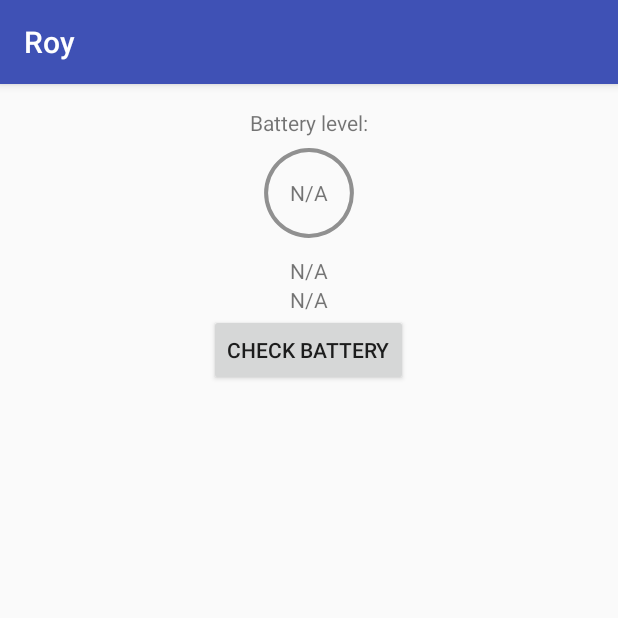
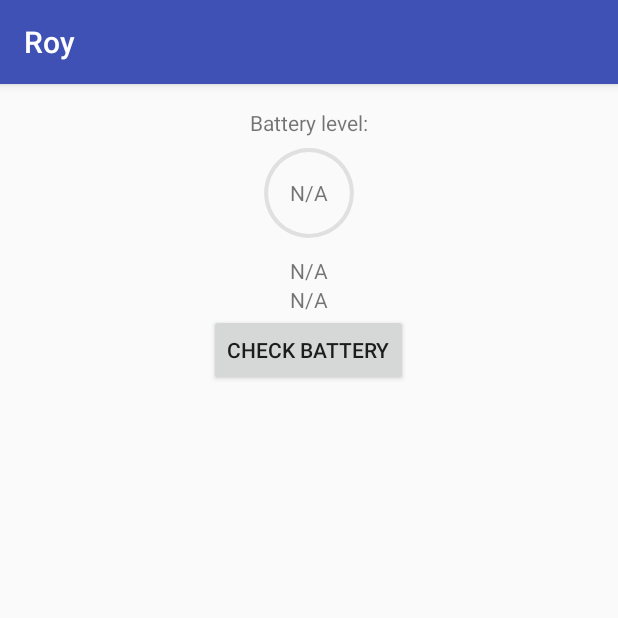
Before and after one commit to AnimalRationale/Roy, an Android app: the screen it shows after launch (MainActivity), on a phone screen of 412 x 824 dp, the top half of it. Run offline under Robolectric (Android 15) with nearby library versions, the phone set to English and light mode, and no system bars.

Commit message:
Resetting battery level indicator on activity resume, lighter color for indicator initial state.

```diff
--- a/app/src/main/java/pl/appnode/roy/MainActivity.java
+++ b/app/src/main/java/pl/appnode/roy/MainActivity.java
@@ -23,10 +23,21 @@ public class MainActivity extends AppCompatActivity {
     private static final int BATTERY_PLUGGED_USB = 2;
     private static final int BATTERY_PLUGGED_WIRELESS = 3;
 
+    private static final int BATTERY_MAX_LEVEL = 100;
+
     @Override
     protected void onCreate(Bundle savedInstanceState) {
         super.onCreate(savedInstanceState);
         setContentView(R.layout.activity_main);
+    }
+
+    @Override
+    public void onResume() {
+        super.onResume();
+        // Set battery level indicator to full circle with "empty" color, indicator atm should show
+        // actual bettery level only after button click
+        ProgressBar batteryLevelIndicator = (ProgressBar) findViewById(R.id.battery_progress_bar);
+        batteryLevelIndicator.setProgress(BATTERY_MAX_LEVEL);
     }
 
     public void showBatteryLevel(View button) {
--- a/app/src/main/res/drawable/circular_progress_bar.xml
+++ b/app/src/main/res/drawable/circular_progress_bar.xml
@@ -7,6 +7,6 @@
         android:innerRadiusRatio="2.2"
         android:shape="ring"
         android:thickness="2.5sp" >
-        <solid android:color="@color/colorBatteryEmptyProgressBar" />
+        <solid android:color="@color/colorBatteryLevelProgressBarInitial" />
     </shape>
 </rotate>
--- a/app/src/main/res/values/colors.xml
+++ b/app/src/main/res/values/colors.xml
@@ -3,5 +3,5 @@
     <color name="colorPrimary">#3F51B5</color>
     <color name="colorPrimaryDark">#303F9F</color>
     <color name="colorAccent">#FF4081</color>
-    <color name="colorBatteryEmptyProgressBar">#FF909090</color>
+    <color name="colorBatteryLevelProgressBarInitial">#FFE0E0E0</color>
 </resources>
```
